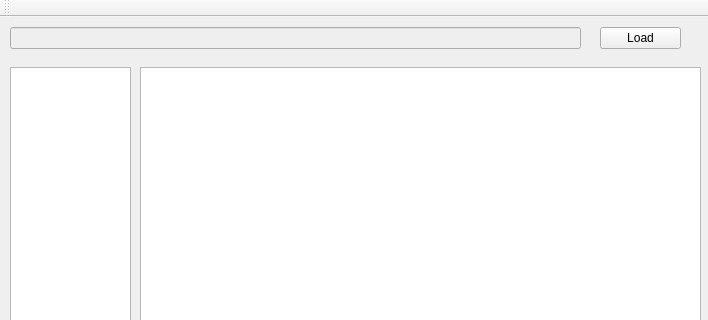
First picture: the form in mainwindow.ui, repository efecanicoz/HeaderParsers, before the edit; both pictures show x 0 to 708 and y 0 to 320 of the 708 by 520 pixel window.
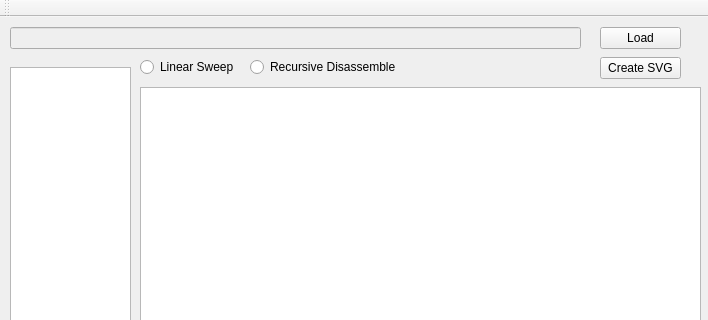
Second picture: the form after the edit.

Commit message:
added disassembly function selecting radio buttons, and changed textEdits to plainTextEdits.
Performance optimization: disabled undoredo for textEdits since it's using massive amount of memory and no need for that functionality.

The edit to the form file:
```diff
--- a/mainwindow.ui
+++ b/mainwindow.ui
@@ -53,16 +53,6 @@
      <string>Load</string>
     </property>
    </widget>
-   <widget class="QTextBrowser" name="sectionContentBrowser">
-    <property name="geometry">
-     <rect>
-      <x>140</x>
-      <y>50</y>
-      <width>561</width>
-      <height>311</height>
-     </rect>
-    </property>
-   </widget>
    <widget class="QSplitter" name="splitter">
     <property name="geometry">
      <rect>
@@ -90,6 +80,58 @@
      </property>
     </widget>
    </widget>
+   <widget class="QPushButton" name="pushButton_2">
+    <property name="geometry">
+     <rect>
+      <x>600</x>
+      <y>40</y>
+      <width>81</width>
+      <height>22</height>
+     </rect>
+    </property>
+    <property name="text">
+     <string>Create SVG</string>
+    </property>
+   </widget>
+   <widget class="QRadioButton" name="radioButton">
+    <property name="geometry">
+     <rect>
+      <x>140</x>
+      <y>40</y>
+      <width>102</width>
+      <height>20</height>
+     </rect>
+    </property>
+    <property name="text">
+     <string>Linear Sweep</string>
+    </property>
+   </widget>
+   <widget class="QRadioButton" name="radioButton_2">
+    <property name="geometry">
+     <rect>
+      <x>250</x>
+      <y>40</y>
+      <width>181</width>
+      <height>20</height>
+     </rect>
+    </property>
+    <property name="text">
+     <string>Recursive Disassemble</string>
+    </property>
+   </widget>
+   <widget class="QPlainTextEdit" name="sectionContentBrowser">
+    <property name="geometry">
+     <rect>
+      <x>140</x>
+      <y>70</y>
+      <width>561</width>
+      <height>291</height>
+     </rect>
+    </property>
+    <property name="readOnly">
+     <bool>true</bool>
+    </property>
+   </widget>
   </widget>
   <widget class="QMenuBar" name="menuBar">
    <property name="geometry">
```
Left out of the diff: 2 changed lines with no effect on the pictures. The commit also changes 1 other file.
